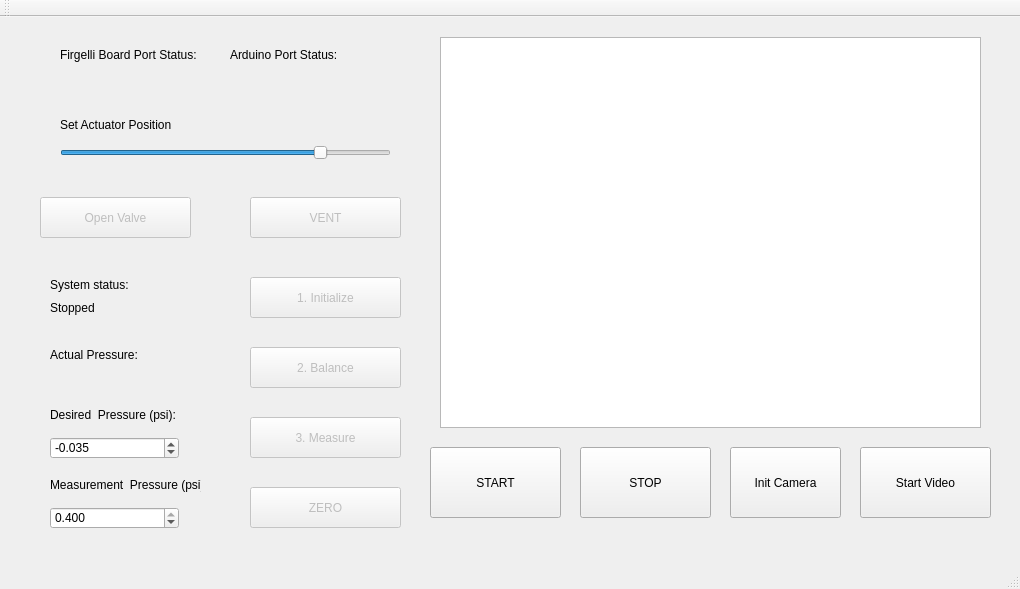
Old version of the form mainwindow.ui in the repository liviaz/PressureSystem.
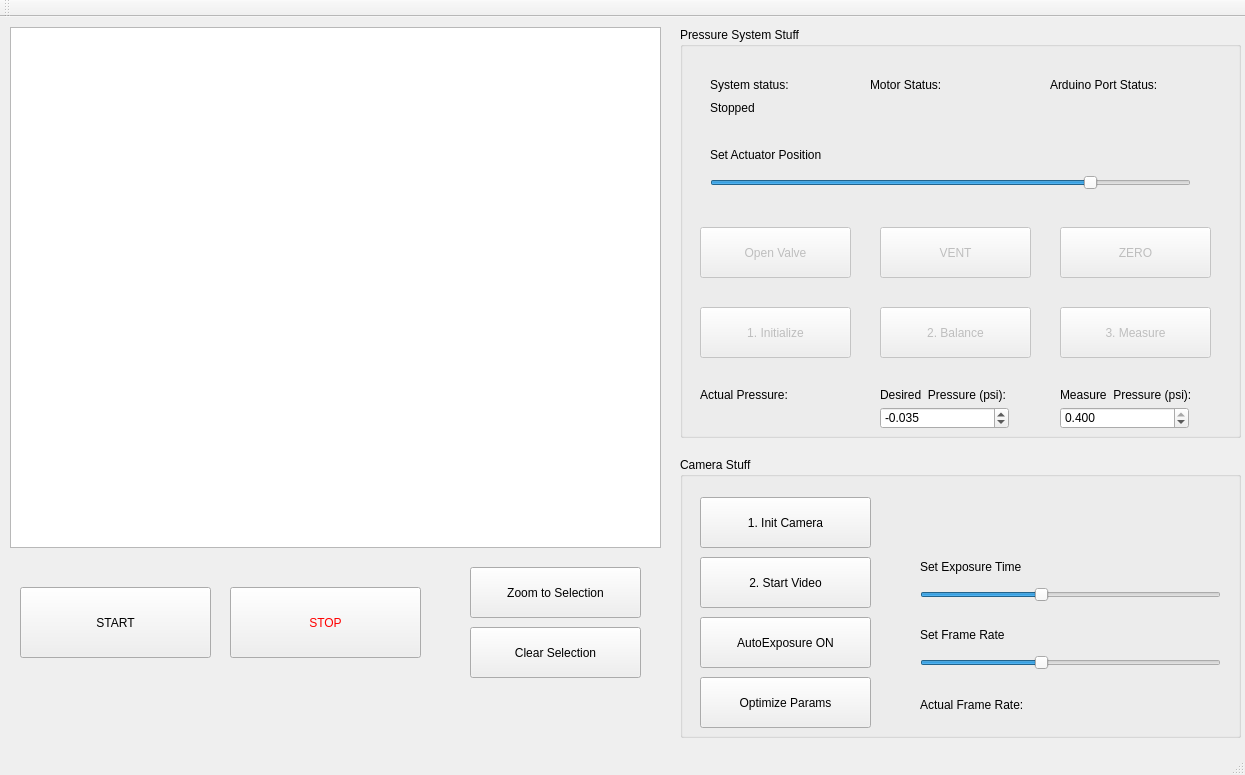
New version of the form.

Commit message:
can now change exposure time, frame rate
Couldn't test because CDB was crashing, then computer crashed ... will
try again later

Diff of the .ui file:
```diff
--- a/mainwindow.ui
+++ b/mainwindow.ui
@@ -6,84 +6,30 @@
    <rect>
     <x>0</x>
     <y>0</y>
-    <width>1020</width>
-    <height>589</height>
+    <width>1245</width>
+    <height>775</height>
    </rect>
   </property>
   <property name="windowTitle">
    <string>MainWindow</string>
   </property>
   <widget class="QWidget" name="centralWidget">
-   <widget class="QSlider" name="horizontalSlider">
-    <property name="geometry">
-     <rect>
-      <x>60</x>
-      <y>128</y>
-      <width>331</width>
-      <height>16</height>
-     </rect>
-    </property>
-    <property name="maximum">
-     <number>50</number>
-    </property>
-    <property name="value">
-     <number>40</number>
-    </property>
-    <property name="orientation">
-     <enum>Qt::Horizontal</enum>
-    </property>
-   </widget>
-   <widget class="QLabel" name="ActuatorPositionHeading">
-    <property name="geometry">
-     <rect>
-      <x>60</x>
-      <y>100</y>
-      <width>261</width>
-      <height>16</height>
-     </rect>
-    </property>
-    <property name="text">
-     <string>Set Actuator Position</string>
-    </property>
-   </widget>
-   <widget class="QLabel" name="PressureLabel">
-    <property name="geometry">
-     <rect>
-      <x>50</x>
-      <y>330</y>
-      <width>141</width>
-      <height>16</height>
-     </rect>
-    </property>
-    <property name="text">
-     <string>Actual Pressure:</string>
-    </property>
-   </widget>
-   <widget class="QLabel" name="actualPressure">
-    <property name="geometry">
-     <rect>
-      <x>50</x>
-      <y>350</y>
-      <width>141</width>
-      <height>21</height>
-     </rect>
-    </property>
-    <property name="text">
-     <string/>
-    </property>
-   </widget>
    <widget class="QPushButton" name="stopButton">
     <property name="enabled">
      <bool>true</bool>
     </property>
     <property name="geometry">
      <rect>
-      <x>580</x>
-      <y>430</y>
-      <width>131</width>
+      <x>230</x>
+      <y>570</y>
+      <width>191</width>
       <height>71</height>
      </rect>
     </property>
+    <property name="styleSheet">
+     <string notr="true">font: 16pt &quot;MS Sans Serif&quot;;
+color: red;</string>
+    </property>
     <property name="text">
      <string>STOP</string>
     </property>
@@ -91,44 +37,161 @@
    <widget class="QPushButton" name="startButton">
     <property name="geometry">
      <rect>
-      <x>430</x>
-      <y>430</y>
-      <width>131</width>
+      <x>20</x>
+      <y>570</y>
+      <width>191</width>
       <height>71</height>
      </rect>
     </property>
+    <property name="styleSheet">
+     <string notr="true">font: 16pt &quot;MS Sans Serif&quot;;</string>
+    </property>
     <property name="text">
      <string>START</string>
     </property>
    </widget>
+   <widget class="QGraphicsView" name="cameraImageDisplay">
+    <property name="geometry">
+     <rect>
+      <x>10</x>
+      <y>10</y>
+      <width>651</width>
+      <height>521</height>
+     </rect>
+    </property>
+    <property name="sizePolicy">
+     <sizepolicy hsizetype="Fixed" vsizetype="Fixed">
+      <horstretch>0</horstretch>
+      <verstretch>0</verstretch>
+     </sizepolicy>
+    </property>
+    <property name="verticalScrollBarPolicy">
+     <enum>Qt::ScrollBarAsNeeded</enum>
+    </property>
+   </widget>
+   <widget class="QGroupBox" name="pressureBox">
+    <property name="geometry">
+     <rect>
+      <x>680</x>
+      <y>10</y>
+      <width>561</width>
+      <height>411</height>
+     </rect>
+    </property>
+    <property name="styleSheet">
+     <string notr="true">font: 14pt &quot;MS Sans Serif&quot;;
+</string>
+    </property>
+    <property name="title">
+     <string>Pressure System Stuff</string>
+    </property>
+    <widget class="QPushButton" name="ventButton">
+     <property name="enabled">
+      <bool>false</bool>
+     </property>
+     <property name="geometry">
+      <rect>
+       <x>200</x>
+       <y>200</y>
+       <width>151</width>
+       <height>51</height>
+      </rect>
+     </property>
+     <property name="styleSheet">
+      <string notr="true">font: 12pt &quot;MS Sans Serif&quot;;</string>
+     </property>
+     <property name="text">
+      <string>VENT</string>
+     </property>
+     <property name="checkable">
+      <bool>true</bool>
+     </property>
+    </widget>
+    <widget class="QDoubleSpinBox" name="measurePressureDouble">
+     <property name="geometry">
+      <rect>
+       <x>380</x>
+       <y>380</y>
+       <width>129</width>
+       <height>22</height>
+      </rect>
+     </property>
+     <property name="mouseTracking">
+      <bool>false</bool>
+     </property>
+     <property name="styleSheet">
+      <string notr="true">font: 12pt &quot;MS Sans Serif&quot;;</string>
+     </property>
+     <property name="prefix">
+      <string/>
+     </property>
+     <property name="decimals">
+      <number>3</number>
+     </property>
+     <property name="minimum">
+      <double>-0.100000000000000</double>
+     </property>
+     <property name="maximum">
+      <double>0.400000000000000</double>
+     </property>
+     <property name="singleStep">
+      <double>0.005000000000000</double>
+     </property>
+     <property name="value">
+      <double>0.400000000000000</double>
+     </property>
+    </widget>
    <widget class="QPushButton" name="zeroPressure">
     <property name="enabled">
      <bool>false</bool>
     </property>
     <property name="geometry">
      <rect>
-      <x>250</x>
-      <y>470</y>
+       <x>380</x>
+       <y>200</y>
       <width>151</width>
-      <height>41</height>
-     </rect>
-    </property>
+       <height>51</height>
+      </rect>
+     </property>
+     <property name="styleSheet">
+      <string notr="true">font: 12pt &quot;MS Sans Serif&quot;;</string>
+     </property>
     <property name="text">
      <string>ZERO</string>
     </property>
    </widget>
+    <widget class="QLabel" name="actualPressure">
+     <property name="geometry">
+      <rect>
+       <x>20</x>
+       <y>380</y>
+       <width>141</width>
+       <height>21</height>
+      </rect>
+     </property>
+     <property name="styleSheet">
+      <string notr="true">font: 12pt &quot;MS Sans Serif&quot;;</string>
+     </property>
+     <property name="text">
+      <string/>
+     </property>
+    </widget>
    <widget class="QPushButton" name="valveButton">
     <property name="enabled">
      <bool>false</bool>
     </property>
     <property name="geometry">
      <rect>
-      <x>40</x>
-      <y>180</y>
+       <x>20</x>
+       <y>200</y>
       <width>151</width>
-      <height>41</height>
-     </rect>
-    </property>
+       <height>51</height>
+      </rect>
+     </property>
+     <property name="styleSheet">
+      <string notr="true">font: 12pt &quot;MS Sans Serif&quot;;
+z-index: 2;</string>
+     </property>
     <property name="text">
      <string>Open Valve</string>
     </property>
@@ -139,85 +202,17 @@
    <widget class="QLabel" name="BoardStatusHeading">
     <property name="geometry">
      <rect>
-      <x>60</x>
-      <y>30</y>
+       <x>190</x>
+       <y>50</y>
       <width>141</width>
       <height>16</height>
      </rect>
     </property>
-    <property name="text">
-     <string>Firgelli Board Port Status:</string>
-    </property>
-   </widget>
-   <widget class="QLabel" name="BoardStatusLabel">
-    <property name="geometry">
-     <rect>
-      <x>60</x>
-      <y>60</y>
-      <width>131</width>
-      <height>16</height>
-     </rect>
-    </property>
+     <property name="styleSheet">
+      <string notr="true">font: 10pt &quot;MS Sans Serif&quot;;</string>
+     </property>
     <property name="text">
-     <string/>
-    </property>
-   </widget>
-   <widget class="QLabel" name="ArduinoStatusHeading">
-    <property name="geometry">
-     <rect>
-      <x>230</x>
-      <y>30</y>
-      <width>141</width>
-      <height>16</height>
-     </rect>
-    </property>
-    <property name="text">
-     <string>Arduino Port Status:</string>
-    </property>
-   </widget>
-   <widget class="QLabel" name="ArduinoStatusLabel">
-    <property name="geometry">
-     <rect>
-      <x>230</x>
-      <y>60</y>
-      <width>141</width>
-      <height>16</height>
-     </rect>
-    </property>
-    <property name="text">
-     <string/>
-    </property>
-   </widget>
-   <widget class="QPushButton" name="ventButton">
-    <property name="enabled">
-     <bool>false</bool>
-    </property>
-    <property name="geometry">
-     <rect>
-      <x>250</x>
-      <y>180</y>
-      <width>151</width>
-      <height>41</height>
-     </rect>
-    </property>
-    <property name="text">
-     <string>VENT</string>
-    </property>
-    <property name="checkable">
-     <bool>true</bool>
-    </property>
-   </widget>
-   <widget class="QLabel" name="DesiredPressureLabel">
-    <property name="geometry">
-     <rect>
-      <x>50</x>
-      <y>390</y>
-      <width>141</width>
-      <height>16</height>
-     </rect>
-    </property>
-    <property name="text">
-     <string>Desired  Pressure (psi):</string>
+      <string>Motor Status:</string>
     </property>
    </widget>
    <widget class="QPushButton" name="balanceButton">
@@ -226,43 +221,33 @@
     </property>
     <property name="geometry">
      <rect>
-      <x>250</x>
-      <y>330</y>
+       <x>200</x>
+       <y>280</y>
       <width>151</width>
-      <height>41</height>
-     </rect>
-    </property>
+       <height>51</height>
+      </rect>
+     </property>
+     <property name="styleSheet">
+      <string notr="true">font: 12pt &quot;MS Sans Serif&quot;;</string>
+     </property>
     <property name="text">
      <string>2. Balance</string>
     </property>
    </widget>
-   <widget class="QPushButton" name="measureButton">
-    <property name="enabled">
-     <bool>false</bool>
-    </property>
+    <widget class="QLabel" name="PressureLabel">
     <property name="geometry">
      <rect>
-      <x>250</x>
-      <y>400</y>
-      <width>151</width>
-      <height>41</height>
-     </rect>
-    </property>
-    <property name="text">
-     <string>3. Measure</string>
-    </property>
-   </widget>
-   <widget class="QLabel" name="MeasurementPressureLabel">
-    <property name="geometry">
-     <rect>
-      <x>50</x>
-      <y>460</y>
-      <width>151</width>
+       <x>20</x>
+       <y>360</y>
+       <width>141</width>
       <height>16</height>
      </rect>
     </property>
+     <property name="styleSheet">
+      <string notr="true">font: 10pt &quot;MS Sans Serif&quot;;</string>
+     </property>
     <property name="text">
-     <string>Measurement  Pressure (psi):</string>
+      <string>Actual Pressure:</string>
     </property>
    </widget>
    <widget class="QPushButton" name="initializeButton">
@@ -271,47 +256,88 @@
     </property>
     <property name="geometry">
      <rect>
-      <x>250</x>
-      <y>260</y>
+       <x>20</x>
+       <y>280</y>
       <width>151</width>
-      <height>41</height>
-     </rect>
-    </property>
+       <height>51</height>
+      </rect>
+     </property>
+     <property name="styleSheet">
+      <string notr="true">font: 12pt &quot;MS Sans Serif&quot;;</string>
+     </property>
     <property name="text">
      <string>1. Initialize</string>
     </property>
    </widget>
+    <widget class="QLabel" name="BoardStatusLabel">
+     <property name="geometry">
+      <rect>
+       <x>190</x>
+       <y>80</y>
+       <width>131</width>
+       <height>16</height>
+      </rect>
+     </property>
+     <property name="text">
+      <string/>
+     </property>
+    </widget>
+    <widget class="QLabel" name="MeasurementPressureLabel">
+     <property name="geometry">
+      <rect>
+       <x>380</x>
+       <y>360</y>
+       <width>161</width>
+       <height>16</height>
+      </rect>
+     </property>
+     <property name="styleSheet">
+      <string notr="true">font: 10pt &quot;MS Sans Serif&quot;;</string>
+     </property>
+     <property name="text">
+      <string>Measure  Pressure (psi):</string>
+     </property>
+    </widget>
+    <widget class="QSlider" name="horizontalSlider">
+     <property name="geometry">
+      <rect>
+       <x>30</x>
+       <y>148</y>
+       <width>481</width>
+       <height>16</height>
+      </rect>
+     </property>
+     <property name="maximum">
+      <number>50</number>
+     </property>
+     <property name="value">
+      <number>40</number>
+     </property>
+     <property name="orientation">
+      <enum>Qt::Horizontal</enum>
+     </property>
+    </widget>
    <widget class="QLabel" name="statusLabel">
     <property name="geometry">
      <rect>
-      <x>50</x>
-      <y>280</y>
+       <x>30</x>
+       <y>70</y>
       <width>141</width>
       <height>21</height>
      </rect>
     </property>
+     <property name="styleSheet">
+      <string notr="true">font: 10pt &quot;MS Sans Serif&quot;;</string>
+     </property>
     <property name="text">
      <string>Stopped</string>
     </property>
    </widget>
-   <widget class="QLabel" name="statusHeader">
-    <property name="geometry">
-     <rect>
-      <x>50</x>
-      <y>260</y>
-      <width>141</width>
-      <height>16</height>
-     </rect>
-    </property>
-    <property name="text">
-     <string>System status:</string>
-    </property>
-   </widget>
    <widget class="QDoubleSpinBox" name="balancePressureDouble">
     <property name="geometry">
      <rect>
-      <x>50</x>
-      <y>420</y>
+       <x>200</x>
+       <y>380</y>
       <width>129</width>
       <height>22</height>
      </rect>
@@ -319,6 +345,10 @@
     <property name="mouseTracking">
      <bool>false</bool>
     </property>
+     <property name="styleSheet">
+      <string notr="true">font: 12pt &quot;MS Sans Serif&quot;;
+</string>
+     </property>
     <property name="prefix">
      <string/>
     </property>
@@ -338,93 +368,379 @@
      <double>-0.035000000000000</double>
     </property>
    </widget>
-   <widget class="QDoubleSpinBox" name="measurePressureDouble">
+    <widget class="QLabel" name="DesiredPressureLabel">
     <property name="geometry">
      <rect>
-      <x>50</x>
-      <y>490</y>
-      <width>129</width>
-      <height>22</height>
-     </rect>
-    </property>
-    <property name="mouseTracking">
-     <bool>false</bool>
-    </property>
-    <property name="prefix">
+       <x>200</x>
+       <y>360</y>
+       <width>141</width>
+       <height>16</height>
+      </rect>
+     </property>
+     <property name="styleSheet">
+      <string notr="true">font: 10pt &quot;MS Sans Serif&quot;;</string>
+     </property>
+     <property name="text">
+      <string>Desired  Pressure (psi):</string>
+     </property>
+    </widget>
+    <widget class="QLabel" name="ArduinoStatusHeading">
+     <property name="geometry">
+      <rect>
+       <x>370</x>
+       <y>50</y>
+       <width>141</width>
+       <height>16</height>
+      </rect>
+     </property>
+     <property name="styleSheet">
+      <string notr="true">font: 10pt &quot;MS Sans Serif&quot;;</string>
+     </property>
+     <property name="text">
+      <string>Arduino Port Status:</string>
+     </property>
+    </widget>
+    <widget class="QLabel" name="ActuatorPositionHeading">
+     <property name="geometry">
+      <rect>
+       <x>30</x>
+       <y>120</y>
+       <width>261</width>
+       <height>16</height>
+      </rect>
+     </property>
+     <property name="styleSheet">
+      <string notr="true">font: 10pt &quot;MS Sans Serif&quot;;</string>
+     </property>
+     <property name="text">
+      <string>Set Actuator Position</string>
+     </property>
+    </widget>
+    <widget class="QLabel" name="statusHeader">
+     <property name="geometry">
+      <rect>
+       <x>30</x>
+       <y>50</y>
+       <width>141</width>
+       <height>16</height>
+      </rect>
+     </property>
+     <property name="styleSheet">
+      <string notr="true">font: 10pt &quot;MS Sans Serif&quot;;</string>
+     </property>
+     <property name="text">
+      <string>System status:</string>
+     </property>
+    </widget>
+    <widget class="QLabel" name="ArduinoStatusLabel">
+     <property name="geometry">
+      <rect>
+       <x>370</x>
+       <y>80</y>
+       <width>141</width>
+       <height>16</height>
+      </rect>
+     </property>
+     <property name="text">
      <string/>
     </property>
-    <property name="decimals">
-     <number>3</number>
-    </property>
-    <property name="minimum">
-     <double>-0.100000000000000</double>
-    </property>
-    <property name="maximum">
-     <double>0.400000000000000</double>
-    </property>
-    <property name="singleStep">
-     <double>0.005000000000000</double>
-    </property>
-    <property name="value">
-     <double>0.400000000000000</double>
-    </property>
-   </widget>
-   <widget class="QPushButton" name="StartVideoButton">
+    </widget>
+    <widget class="QPushButton" name="measureButton">
+     <property name="enabled">
+      <bool>false</bool>
+     </property>
     <property name="geometry">
      <rect>
-      <x>860</x>
-      <y>430</y>
-      <width>131</width>
-      <height>71</height>
-     </rect>
-    </property>
+       <x>380</x>
+       <y>280</y>
+       <width>151</width>
+       <height>51</height>
+      </rect>
+     </property>
+     <property name="styleSheet">
+      <string notr="true">font: 12pt &quot;MS Sans Serif&quot;;</string>
+     </property>
     <property name="text">
-     <string>Start Video</string>
-    </property>
-   </widget>
+      <string>3. Measure</string>
+     </property>
+    </widget>
+   </widget>
+   <widget class="QGroupBox" name="pressureBox_2">
+    <property name="geometry">
+     <rect>
+      <x>680</x>
+      <y>440</y>
+      <width>561</width>
+      <height>281</height>
+     </rect>
+    </property>
+    <property name="styleSheet">
+     <string notr="true">font: 14pt &quot;MS Sans Serif&quot;;</string>
+    </property>
+    <property name="title">
+     <string>Camera Stuff</string>
+    </property>
    <widget class="QPushButton" name="InitCameraButton">
     <property name="geometry">
      <rect>
-      <x>730</x>
-      <y>430</y>
-      <width>111</width>
-      <height>71</height>
-     </rect>
-    </property>
+       <x>20</x>
+       <y>40</y>
+       <width>171</width>
+       <height>51</height>
+      </rect>
+     </property>
+     <property name="styleSheet">
+      <string notr="true">font: 12pt &quot;MS Sans Serif&quot;;</string>
+     </property>
     <property name="text">
-     <string>Init Camera</string>
-    </property>
-   </widget>
-   <widget class="QGraphicsView" name="cameraImageDisplay">
+      <string>1. Init Camera</string>
+     </property>
+    </widget>
+    <widget class="QLabel" name="ExposureTimeHeading">
     <property name="geometry">
      <rect>
-      <x>440</x>
-      <y>20</y>
-      <width>541</width>
-      <height>391</height>
-     </rect>
-    </property>
-    <property name="sizePolicy">
-     <sizepolicy hsizetype="Fixed" vsizetype="Fixed">
-      <horstretch>0</horstretch>
-      <verstretch>0</verstretch>
-     </sizepolicy>
-    </property>
-    <property name="verticalScrollBarPolicy">
-     <enum>Qt::ScrollBarAsNeeded</enum>
-    </property>
-   </widget>
-   <widget class="QLabel" name="imageLabel">
+       <x>240</x>
+       <y>102</y>
+       <width>261</width>
+       <height>16</height>
+      </rect>
+     </property>
+     <property name="styleSheet">
+      <string notr="true">font: 10pt &quot;MS Sans Serif&quot;;</string>
+     </property>
+     <property name="text">
+      <string>Set Exposure Time</string>
+     </property>
+    </widget>
+    <widget class="QSlider" name="ExposureTimeSlider">
     <property name="geometry">
      <rect>
+       <x>240</x>
+       <y>130</y>
+       <width>301</width>
+       <height>16</height>
+      </rect>
+     </property>
+     <property name="maximum">
+      <number>100</number>
+     </property>
+     <property name="value">
+      <number>40</number>
+     </property>
+     <property name="orientation">
+      <enum>Qt::Horizontal</enum>
+     </property>
+    </widget>
+    <widget class="QSlider" name="FrameRateSlider">
+     <property name="geometry">
+      <rect>
+       <x>240</x>
+       <y>198</y>
+       <width>301</width>
+       <height>16</height>
+      </rect>
+     </property>
+     <property name="maximum">
+      <number>100</number>
+     </property>
+     <property name="value">
+      <number>40</number>
+     </property>
+     <property name="orientation">
+      <enum>Qt::Horizontal</enum>
+     </property>
+    </widget>
+    <widget class="QLabel" name="FrameRateHeading">
+     <property name="geometry">
+      <rect>
+       <x>240</x>
+       <y>170</y>
+       <width>261</width>
+       <height>16</height>
+      </rect>
+     </property>
+     <property name="styleSheet">
+      <string notr="true">font: 10pt &quot;MS Sans Serif&quot;;</string>
+     </property>
+     <property name="text">
+      <string>Set Frame Rate</string>
+     </property>
+    </widget>
+    <widget class="QLabel" name="FrameRateLabel">
+     <property name="geometry">
+      <rect>
+       <x>240</x>
+       <y>240</y>
+       <width>121</width>
+       <height>16</height>
+      </rect>
+     </property>
+     <property name="styleSheet">
+      <string notr="true">font: 10pt &quot;MS Sans Serif&quot;;</string>
+     </property>
+     <property name="text">
+      <string>Actual Frame Rate:</string>
+     </property>
+    </widget>
+    <widget class="QLabel" name="FrameRateIndicator">
+     <property name="geometry">
+      <rect>
+       <x>370</x>
+       <y>240</y>
+       <width>141</width>
+       <height>21</height>
+      </rect>
+     </property>
+     <property name="styleSheet">
+      <string notr="true">font: 12pt &quot;MS Sans Serif&quot;;</string>
+     </property>
+     <property name="text">
+      <string/>
+     </property>
+    </widget>
+    <widget class="QLabel" name="FrameRateLow">
+     <property name="geometry">
+      <rect>
+       <x>240</x>
+       <y>208</y>
+       <width>81</width>
+       <height>21</height>
+      </rect>
+     </property>
+     <property name="styleSheet">
+      <string notr="true">font: 12pt &quot;MS Sans Serif&quot;;</string>
+     </property>
+     <property name="text">
+      <string/>
+     </property>
+    </widget>
+    <widget class="QLabel" name="FrameRateHigh">
+     <property name="geometry">
+      <rect>
       <x>460</x>
-      <y>560</y>
-      <width>351</width>
-      <height>31</height>
-     </rect>
-    </property>
+       <y>208</y>
+       <width>81</width>
+       <height>21</height>
+      </rect>
+     </property>
+     <property name="styleSheet">
+      <string notr="true">font: 12pt &quot;MS Sans Serif&quot;;</string>
+     </property>
     <property name="text">
      <string/>
+     </property>
+    </widget>
+    <widget class="QLabel" name="ExposureTimeLow">
+     <property name="geometry">
+      <rect>
+       <x>240</x>
+       <y>140</y>
+       <width>81</width>
+       <height>21</height>
+      </rect>
+     </property>
+     <property name="styleSheet">
+      <string notr="true">font: 12pt &quot;MS Sans Serif&quot;;</string>
+     </property>
+     <property name="text">
+      <string/>
+     </property>
+    </widget>
+    <widget class="QLabel" name="ExposureTimeHigh">
+     <property name="geometry">
+      <rect>
+       <x>460</x>
+       <y>140</y>
+       <width>81</width>
+       <height>21</height>
+      </rect>
+     </property>
+     <property name="styleSheet">
+      <string notr="true">font: 12pt &quot;MS Sans Serif&quot;;</string>
+     </property>
+     <property name="text">
+      <string/>
+     </property>
+    </widget>
+    <widget class="QPushButton" name="StartVideoButton">
+     <property name="geometry">
+      <rect>
+       <x>20</x>
+       <y>100</y>
+       <width>171</width>
+       <height>51</height>
+      </rect>
+     </property>
+     <property name="styleSheet">
+      <string notr="true">font: 12pt &quot;MS Sans Serif&quot;;</string>
+     </property>
+     <property name="text">
+      <string>2. Start Video</string>
+     </property>
+    </widget>
+    <widget class="QPushButton" name="AutoExposureButton">
+     <property name="geometry">
+      <rect>
+       <x>20</x>
+       <y>160</y>
+       <width>171</width>
+       <height>51</height>
+      </rect>
+     </property>
+     <property name="styleSheet">
+      <string notr="true">font: 12pt &quot;MS Sans Serif&quot;;</string>
+     </property>
+     <property name="text">
+      <string>AutoExposure ON</string>
+     </property>
+    </widget>
+    <widget class="QPushButton" name="OptimizeParamsButton">
+     <property name="geometry">
+      <rect>
+       <x>20</x>
+       <y>220</y>
+       <width>171</width>
+       <height>51</height>
+      </rect>
+     </property>
+     <property name="styleSheet">
+      <string notr="true">font: 12pt &quot;MS Sans Serif&quot;;</string>
+     </property>
+     <property name="text">
+      <string>Optimize Params</string>
+     </property>
+    </widget>
+   </widget>
+   <widget class="QPushButton" name="ZoomToSelectionButton">
+    <property name="geometry">
+     <rect>
+      <x>470</x>
+      <y>550</y>
+      <width>171</width>
+      <height>51</height>
+     </rect>
+    </property>
+    <property name="styleSheet">
+     <string notr="true">font: 12pt &quot;MS Sans Serif&quot;;</string>
+    </property>
+    <property name="text">
+     <string>Zoom to Selection</string>
+    </property>
+   </widget>
+   <widget class="QPushButton" name="ClearSelectionButton">
+    <property name="geometry">
+     <rect>
+      <x>470</x>
+      <y>610</y>
+      <width>171</width>
+      <height>51</height>
+     </rect>
+    </property>
+    <property name="styleSheet">
+     <string notr="true">font: 12pt &quot;MS Sans Serif&quot;;</string>
+    </property>
+    <property name="text">
+     <string>Clear Selection</string>
     </property>
    </widget>
   </widget>
```
Left out of the diff: 2 changed lines with no effect on the pictures. Lines whose indentation alone changed are shown as unchanged. The commit also changes 6 other files.
